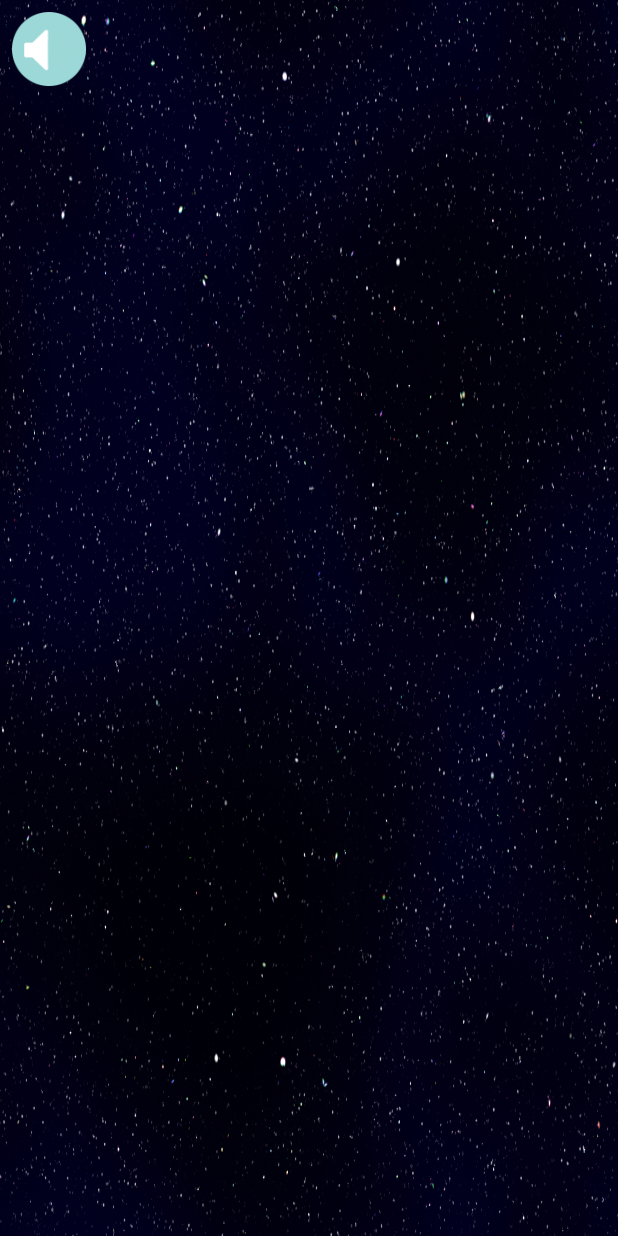
After one commit to Sateju/GalaxyEgg, an Android app: the layout fragment_game.xml on its own in the app's theme, with its tools: preview values and no code run, on a phone screen of 412 x 824 dp. The commit adds this screen. Run offline under Robolectric (Android 15) with nearby library versions, the phone set to English and light mode, and no system bars.

Commit message:
extract activity to a fragment

```diff
--- a/app/src/main/java/lincete/galaxyegg/ui/OldMainActivity.java
+++ b/app/src/main/java/lincete/galaxyegg/ui/OldMainActivity.java
@@ -196,12 +196,12 @@ public void onClick(View v)
             ImageView imagen2 = (ImageView)findViewById(R.id.imageView);
         if(musica)
         {
-            imagen2.setImageResource(R.drawable.voff);
+            imagen2.setImageResource(R.drawable.volume_off);
             musica = false;
         }
             else
         {
-            imagen2.setImageResource(R.drawable.von);
+            imagen2.setImageResource(R.drawable.volume_on);
             musica = true;
         }
         }
--- /dev/null
+++ b/app/src/main/res/layout/fragment_game.xml
@@ -0,0 +1,21 @@
+<?xml version="1.0" encoding="utf-8"?>
+<layout xmlns:android="http://schemas.android.com/apk/res/android"
+    xmlns:app="http://schemas.android.com/apk/res-auto">
+
+    <androidx.constraintlayout.widget.ConstraintLayout
+        android:layout_width="match_parent"
+        android:layout_height="match_parent"
+        android:background="@drawable/space_background">
+
+        <ImageView
+            android:id="@+id/imageView"
+            android:layout_width="50dp"
+            android:layout_height="50dp"
+            android:layout_margin="@dimen/default_view_margin"
+            android:onClick="buttonOnClick2"
+            android:src="@drawable/volume_off"
+            app:layout_constraintStart_toStartOf="parent"
+            app:layout_constraintTop_toTopOf="parent" />
+
+    </androidx.constraintlayout.widget.ConstraintLayout>
+</layout>
--- a/app/src/main/res/layout/old_activity_main.xml
+++ b/app/src/main/res/layout/old_activity_main.xml
@@ -8,7 +8,7 @@
     xmlns:ads="http://schemas.android.com/apk/res-auto"
     android:paddingTop="@dimen/activity_vertical_margin"
     android:paddingBottom="@dimen/activity_vertical_margin" tools:context=".ui.OldMainActivity"
-    android:background="@drawable/back2"
+    android:background="@drawable/space_background"
     >
     <TextView
         android:layout_width="wrap_content"
@@ -39,7 +39,7 @@
         android:layout_width="50sp"
         android:layout_height="50sp"
         android:id="@+id/imageView"
-        android:src="@drawable/voff"
+        android:src="@drawable/volume_off"
         android:onClick="buttonOnClick2"
         android:layout_alignParentTop="true" />
 
--- a/app/src/main/res/values/dimens.xml
+++ b/app/src/main/res/values/dimens.xml
@@ -2,4 +2,6 @@
     <!-- Default screen margins, per the Android Design guidelines. -->
     <dimen name="activity_horizontal_margin">0dp</dimen>
     <dimen name="activity_vertical_margin">0dp</dimen>
+
+    <dimen name="default_view_margin">8dp</dimen>
 </resources>
```
Also changed, not shown: app/src/main/AndroidManifest.xml (+7 -1 lines), app/src/main/java/lincete/galaxyegg/ui/MainActivity.kt (added, +27 -0 lines), app/src/main/java/lincete/galaxyegg/ui/game/GameFragment.kt (added, +17 -0 lines), app/src/main/res/layout/activity_main.xml (added, +18 -0 lines), app/src/main/res/navigation/main_navigation.xml (added, +13 -0 lines), app/src/main/ic_launcher-web.png (deleted), app/src/main/res/drawable-nodpi/space_background.jpg (renamed from app/src/main/res/drawable-nodpi/back2.jpg), app/src/main/res/drawable-nodpi/volume_off.png (renamed from app/src/main/res/drawable-nodpi/voff.png), app/src/main/res/drawable-nodpi/volume_on.png (renamed from app/src/main/res/drawable-nodpi/von.png).
